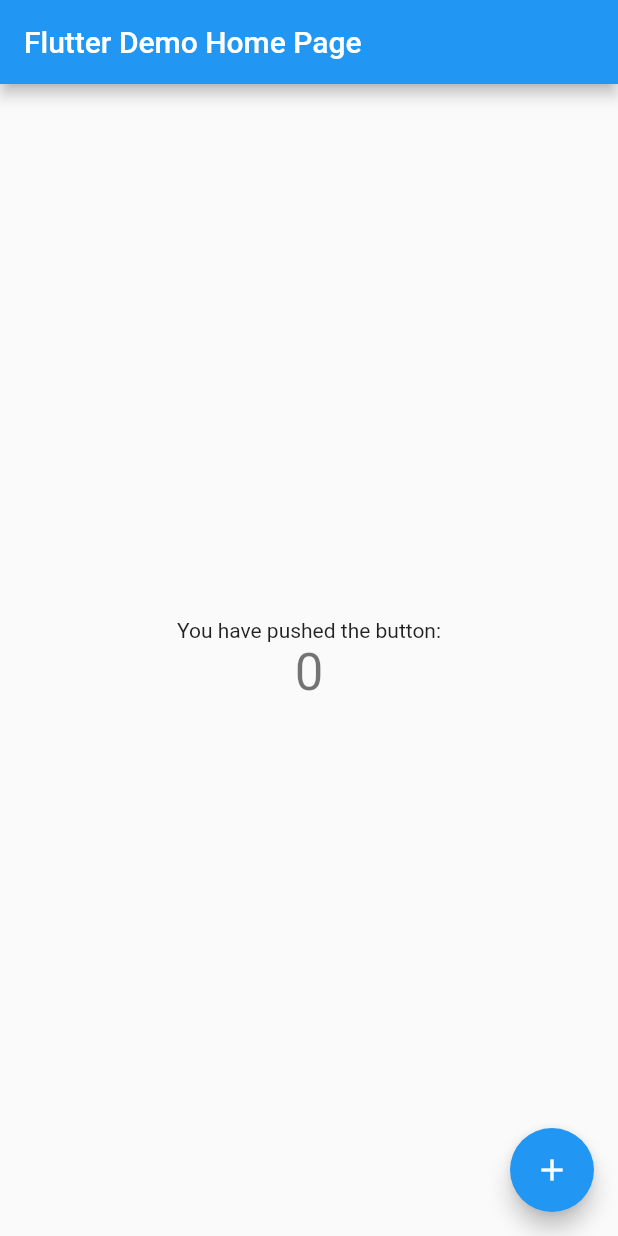
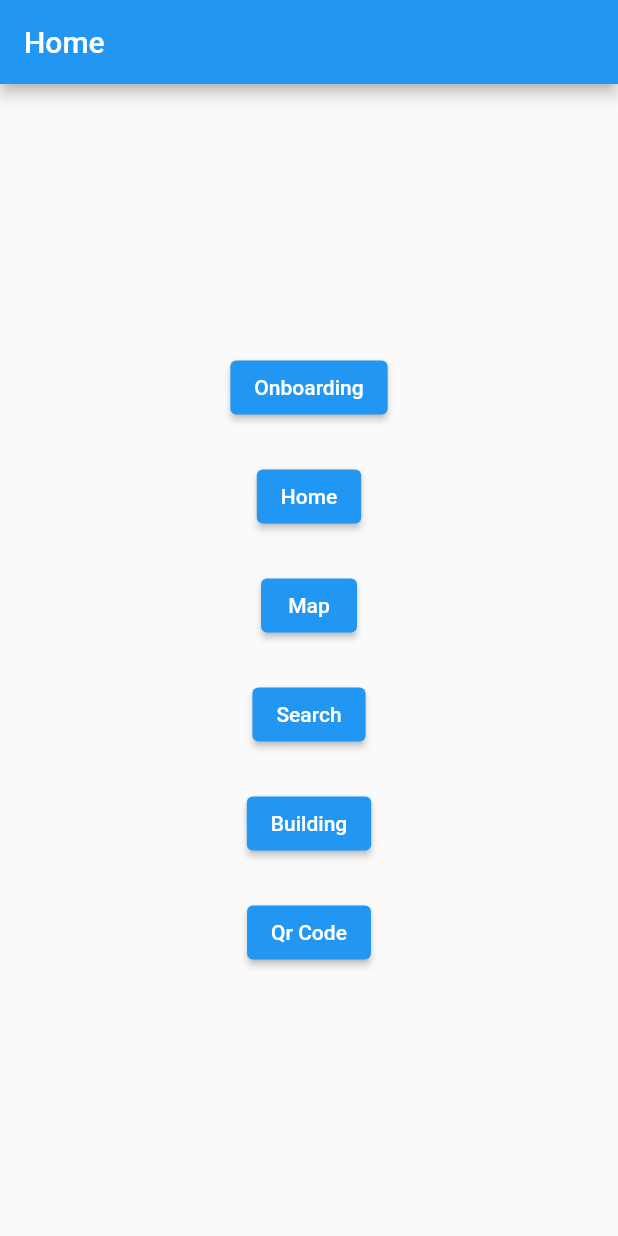
Before and after one commit to Delbert-Defoe/usc-campus-guide, a Flutter app: the screen it shows after launch, on a phone screen of 412 x 824 dp. Run offline on Flutter 3.47's test engine with Material 2 defaults, Android fonts, the phone set to English and light mode, and no system bars.

```diff
--- a/lib/main.dart
+++ b/lib/main.dart
@@ -1,4 +1,5 @@
 import 'package:flutter/material.dart';
+import 'package:ucg/services/router.dart';
 
 void main() {
   runApp(const MyApp());
@@ -24,7 +25,8 @@ class MyApp extends StatelessWidget {
         // is not restarted.
         primarySwatch: Colors.blue,
       ),
-      home: const MyHomePage(title: 'Flutter Demo Home Page'),
+      onGenerateRoute: AppRouter.generateRoute,
+      initialRoute: "/",
     );
   }
 }
@@ -50,66 +52,39 @@ class MyHomePage extends StatefulWidget {
 class _MyHomePageState extends State<MyHomePage> {
   int _counter = 0;
 
-  void _incrementCounter() {
-    setState(() {
-      // This call to setState tells the Flutter framework that something has
-      // changed in this State, which causes it to rerun the build method below
-      // so that the display can reflect the updated values. If we changed
-      // _counter without calling setState(), then the build method would not be
-      // called again, and so nothing would appear to happen.
-      _counter++;
-    });
-  }
+  final pages = <Map<String, String>>[
+    {"pageTitle": "Onboarding", "route": "/onboarding"},
+    {"pageTitle": "Home", "route": "/"},
+    {"pageTitle": "Map", "route": "/map"},
+    {"pageTitle": "Search", "route": "/search"},
+    {"pageTitle": "Building", "route": "/building"},
+    {"pageTitle": "Qr Code", "route": "/scans"},
+  ];
 
   @override
   Widget build(BuildContext context) {
-    // This method is rerun every time setState is called, for instance as done
-    // by the _incrementCounter method above.
-    //
-    // The Flutter framework has been optimized to make rerunning build methods
-    // fast, so that you can just rebuild anything that needs updating rather
-    // than having to individually change instances of widgets.
     return Scaffold(
         appBar: AppBar(
-        // Here we take the value from the MyHomePage object that was created by
-        // the App.build method, and use it to set our appbar title.
           title: Text(widget.title),
         ),
         body: Center(
             // Center is a layout widget. It takes a single child and positions it
             // in the middle of the parent.
+            child: FractionallySizedBox(
+          heightFactor: 0.6,
+          widthFactor: 0.8,
           child: Column(
-          // Column is also a layout widget. It takes a list of children and
-          // arranges them vertically. By default, it sizes itself to fit its
-          // children horizontally, and tries to be as tall as its parent.
-          //
-          // Invoke "debug painting" (press "p" in the console, choose the
-          // "Toggle Debug Paint" action from the Flutter Inspector in Android
-          // Studio, or the "Toggle Debug Paint" command in Visual Studio Code)
-          // to see the wireframe for each widget.
-          //
-          // Column has various properties to control how it sizes itself and
-          // how it positions its children. Here we use mainAxisAlignment to
-          // center the children vertically; the main axis here is the vertical
-          // axis because Columns are vertical (the cross axis would be
-          // horizontal).
-          mainAxisAlignment: MainAxisAlignment.center,
+            mainAxisAlignment: MainAxisAlignment.spaceEvenly,
             children: <Widget>[
-            const Text(
-              'You have pushed the button:',
-            ),
-            Text(
-              '$_counter',
-              style: Theme.of(context).textTheme.headlineMedium,
-            ),
+              ...pages
+                  .map((page) => ElevatedButton(
+                      onPressed: () =>
+                          Navigator.pushNamed(context, page["route"]!),
+                      child: Text(page["pageTitle"]!)))
+                  .toList()
             ],
           ),
-      ),
-      floatingActionButton: FloatingActionButton(
-        onPressed: _incrementCounter,
-        tooltip: 'Increment',
-        child: const Icon(Icons.add),
-      ), // This trailing comma makes auto-formatting nicer for build methods.
+        )) // This trailing comma makes auto-formatting nicer for build methods.
         );
   }
 }
--- /dev/null
+++ b/lib/services/router.dart
@@ -0,0 +1,96 @@
+import 'package:flutter/material.dart';
+import 'package:path/path.dart';
+import 'package:ucg/main.dart';
+
+class AppRouter {
+  static Route<dynamic> generateRoute(RouteSettings settings) {
+    final args = settings.arguments;
+
+    switch (settings.name) {
+      case "/":
+        return MaterialPageRoute(
+            builder: (_) => const MyHomePage(title: "Home"));
+
+      case "/onboarding":
+        return MaterialPageRoute(
+            builder: (_) => MyWidget(
+                  name: settings.name!,
+                ));
+
+      case "/map":
+        return MaterialPageRoute(
+            builder: (_) => MyWidget(
+                  name: settings.name!,
+                ));
+
+      case "/search":
+        return MaterialPageRoute(
+            builder: (_) => MyWidget(
+                  name: settings.name!,
+                ));
+
+      case "/building":
+        return MaterialPageRoute(
+            builder: (_) => MyWidget(
+                  name: settings.name!,
+                ));
+
+      case "/scan":
+        return MaterialPageRoute(
+            builder: (_) => MyWidget(
+                  name: settings.name!,
+                ));
+
+      default:
+        return MaterialPageRoute(builder: (_) => const ErrorScreen());
+    }
+  }
+}
+
+class ErrorScreen extends StatelessWidget {
+  const ErrorScreen({super.key});
+
+  @override
+  Widget build(BuildContext context) {
+    return Scaffold(
+      body: Center(
+        child: Column(
+          children: <Widget>[
+            Text(
+              "404 page not found",
+              style: Theme.of(context).textTheme.bodyMedium,
+            ),
+            TextButton(
+                onPressed: () => {Navigator.pushNamed(context, "/")},
+                child: const Text("Return to safety"))
+          ],
+        ),
+      ),
+    );
+  }
+}
+
+class MyWidget extends StatelessWidget {
+  const MyWidget({super.key, required this.name});
+
+  final String name;
+
+  @override
+  Widget build(BuildContext context) {
+    return Scaffold(
+      body: Center(
+          child: Column(
+        mainAxisAlignment: MainAxisAlignment.center,
+        children: [
+          Text("Please Implement ${name} Screen"),
+          const SizedBox(
+            height: 8,
+          ),
+          TextButton(
+              onPressed: () => Navigator.pop(context),
+              child: const Text("Back"))
+        ],
+      )),
+    );
+  }
+}
--- /dev/null
+++ b/lib/utils/widgets/button.dart
@@ -0,0 +1 @@
+import 'package:flutter/material.dart';
```
Also changed, not shown: lib/utils/custom_theme.dart (added, +23 -0 lines), pubspec.yaml (+12 -19 lines), assets/Roboto-Bold.ttf (added), assets/Roboto-Medium.ttf (added), assets/Roboto-Regular.ttf (added), assets/bgSearch.png (added). Lines whose indentation alone changed are shown as unchanged.
